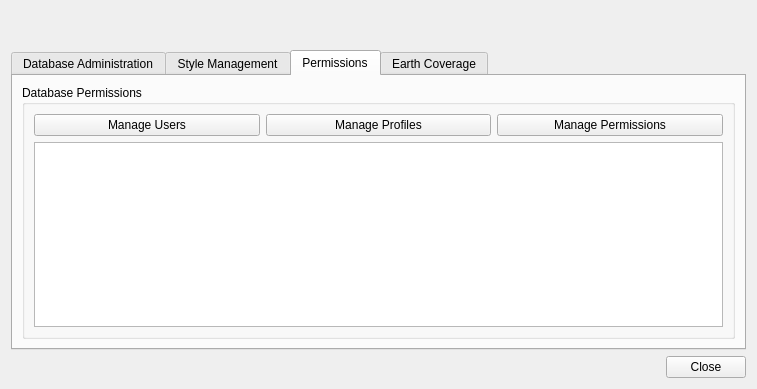
Qt form ServerTools/batchDbManager.ui (dsgoficial/DsgTools) before a commit.
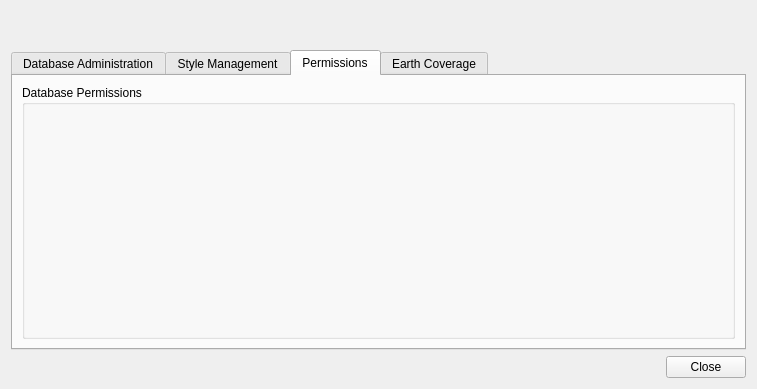
The same form after that commit. The open tabs and pages were chosen to show the change. Custom widgets are drawn as their Qt base class.

What changed in the file:
```diff
--- a/ServerTools/batchDbManager.ui
+++ b/ServerTools/batchDbManager.ui
@@ -191,54 +191,7 @@
          </property>
          <layout class="QGridLayout" name="gridLayout_2">
           <item row="0" column="0">
-           <widget class="QPushButton" name="manageUsersPushButton">
-            <property name="text">
-             <string>Manage Users</string>
-            </property>
-           </widget>
-          </item>
-          <item row="0" column="1">
-           <widget class="QPushButton" name="manageProfilesPushButton">
-            <property name="text">
-             <string>Manage Profiles</string>
-            </property>
-           </widget>
-          </item>
-          <item row="0" column="2">
-           <widget class="QPushButton" name="managePermissionsPushButton">
-            <property name="text">
-             <string>Manage Permissions</string>
-            </property>
-           </widget>
-          </item>
-          <item row="1" column="0" colspan="3">
-           <widget class="QTreeWidget" name="treeWidget">
-            <property name="rootIsDecorated">
-             <bool>true</bool>
-            </property>
-            <property name="wordWrap">
-             <bool>false</bool>
-            </property>
-            <property name="headerHidden">
-             <bool>true</bool>
-            </property>
-            <attribute name="headerVisible">
-             <bool>false</bool>
-            </attribute>
-            <attribute name="headerDefaultSectionSize">
-             <number>100</number>
-            </attribute>
-            <column>
-             <property name="text">
-              <string notr="true">User</string>
-             </property>
-            </column>
-            <column>
-             <property name="text">
-              <string>Role</string>
-             </property>
-            </column>
-           </widget>
+           <widget class="PermissionWidget" name="permissionWidget" native="true"/>
           </item>
          </layout>
         </widget>
@@ -353,6 +306,12 @@
    <header>DsgTools.CustomWidgets.earthCoverageWidget.h</header>
    <container>1</container>
   </customwidget>
+  <customwidget>
+   <class>PermissionWidget</class>
+   <extends>QWidget</extends>
+   <header>DsgTools.CustomWidgets.permissionWidget.h</header>
+   <container>1</container>
+  </customwidget>
  </customwidgets>
  <resources/>
  <connections/>
```
